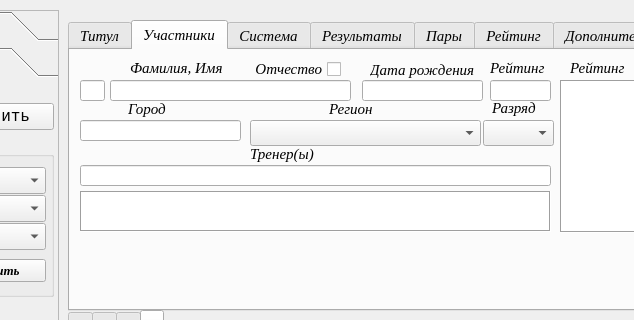
The window that UI/main_window.ui (Kaspar0810/Competitions_TT_v5) describes before a commit, drawn with Qt 5; both pictures show x 192 to 826 and y 0 to 320 of the 1109 by 738 pixel window.
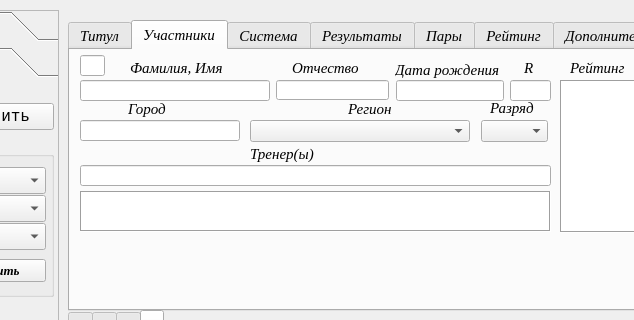
The same window after the commit. Icons and pictures are not drawn.

What changed in the file:
```diff
--- a/UI/main_window.ui
+++ b/UI/main_window.ui
@@ -825,9 +825,9 @@
      <widget class="QLineEdit" name="lineEdit_Family_name">
       <property name="geometry">
        <rect>
-        <x>40</x>
+        <x>10</x>
         <y>30</y>
-        <width>241</width>
+        <width>190</width>
         <height>21</height>
        </rect>
       </property>
@@ -835,9 +835,9 @@
      <widget class="QLineEdit" name="lineEdit_bday">
       <property name="geometry">
        <rect>
-        <x>292</x>
+        <x>326</x>
         <y>30</y>
-        <width>121</width>
+        <width>108</width>
         <height>21</height>
        </rect>
       </property>
@@ -845,9 +845,9 @@
      <widget class="QLineEdit" name="lineEdit_R">
       <property name="geometry">
        <rect>
-        <x>420</x>
+        <x>440</x>
         <y>30</y>
-        <width>61</width>
+        <width>41</width>
         <height>21</height>
        </rect>
       </property>
@@ -857,7 +857,7 @@
        <rect>
         <x>10</x>
         <y>70</y>
-        <width>161</width>
+        <width>160</width>
         <height>21</height>
        </rect>
       </property>
@@ -894,7 +894,7 @@
      <widget class="QLabel" name="label_2">
       <property name="geometry">
        <rect>
-        <x>300</x>
+        <x>325</x>
         <y>10</y>
         <width>111</width>
         <height>20</height>
@@ -913,9 +913,9 @@
      <widget class="QLabel" name="label_3">
       <property name="geometry">
        <rect>
-        <x>420</x>
+        <x>454</x>
         <y>10</y>
-        <width>61</width>
+        <width>21</width>
         <height>16</height>
        </rect>
       </property>
@@ -926,7 +926,7 @@
        </font>
       </property>
       <property name="text">
-       <string>Рейтинг</string>
+       <string>R</string>
       </property>
      </widget>
      <widget class="QLabel" name="label_4">
@@ -951,7 +951,7 @@
      <widget class="QLabel" name="label_5">
       <property name="geometry">
        <rect>
-        <x>259</x>
+        <x>278</x>
         <y>51</y>
         <width>91</width>
         <height>16</height>
@@ -970,7 +970,7 @@
      <widget class="QLabel" name="label_6">
       <property name="geometry">
        <rect>
-        <x>422</x>
+        <x>420</x>
         <y>50</y>
         <width>51</width>
         <height>16</height>
@@ -1008,10 +1008,10 @@
      <widget class="QComboBox" name="comboBox_razryad">
       <property name="geometry">
        <rect>
-        <x>413</x>
+        <x>411</x>
         <y>70</y>
-        <width>71</width>
-        <height>26</height>
+        <width>67</width>
+        <height>22</height>
        </rect>
       </property>
      </widget>
@@ -1020,8 +1020,8 @@
        <rect>
         <x>180</x>
         <y>70</y>
-        <width>231</width>
-        <height>26</height>
+        <width>220</width>
+        <height>22</height>
        </rect>
       </property>
       <property name="sizeAdjustPolicy">
@@ -1105,30 +1105,40 @@
       <property name="geometry">
        <rect>
         <x>10</x>
-        <y>30</y>
+        <y>5</y>
         <width>25</width>
         <height>21</height>
        </rect>
       </property>
      </widget>
-     <widget class="QCheckBox" name="checkBox_otchestvo">
+     <widget class="QLineEdit" name="lineEdit_otchestvo">
       <property name="geometry">
        <rect>
-        <x>160</x>
-        <y>9</y>
-        <width>111</width>
+        <x>206</x>
+        <y>30</y>
+        <width>113</width>
         <height>20</height>
        </rect>
       </property>
-      <property name="layoutDirection">
-       <enum>Qt::RightToLeft</enum>
+     </widget>
+     <widget class="QLabel" name="label_28">
+      <property name="geometry">
+       <rect>
+        <x>222</x>
+        <y>10</y>
+        <width>91</width>
+        <height>16</height>
+       </rect>
+      </property>
+      <property name="font">
+       <font>
+        <family>Times New Roman</family>
+        <italic>true</italic>
+       </font>
       </property>
       <property name="text">
        <string>Отчество</string>
       </property>
-      <property name="tristate">
-       <bool>false</bool>
-      </property>
      </widget>
     </widget>
     <widget class="QWidget" name="tab_2">
```
